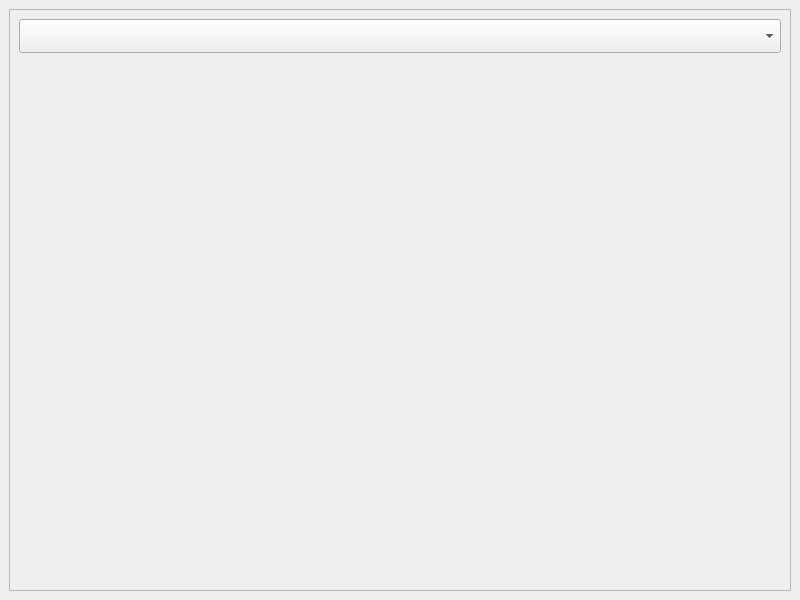
This is desktop/src/ui/theme_settings/window.ui in luanws/soundbot as Qt 5 draws it before an edit. The edited form follows.
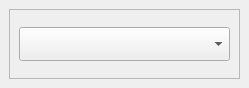
This is the edited form.

Commit message: theme settings window

Patch:
```diff
--- a/desktop/src/ui/theme_settings/window.ui
+++ b/desktop/src/ui/theme_settings/window.ui
@@ -6,8 +6,8 @@
    <rect>
     <x>0</x>
     <y>0</y>
-    <width>800</width>
-    <height>600</height>
+    <width>249</width>
+    <height>88</height>
    </rect>
   </property>
   <property name="windowTitle">
@@ -36,8 +36,8 @@
         <rect>
          <x>0</x>
          <y>0</y>
-         <width>780</width>
-         <height>580</height>
+         <width>229</width>
+         <height>68</height>
         </rect>
        </property>
        <property name="sizePolicy">
@@ -48,24 +48,14 @@
        </property>
        <layout class="QVBoxLayout" name="verticalLayout_2">
         <item>
-         <layout class="QGridLayout" name="gridLayout">
-          <item row="0" column="0">
+         <layout class="QVBoxLayout" name="verticalLayout_3">
+          <item>
            <widget class="QComboBox" name="themes_combo_box">
             <property name="styleSheet">
              <string notr="true">padding: 8px;</string>
             </property>
            </widget>
           </item>
-          <item row="1" column="0">
-           <widget class="QWidget" name="widget" native="true">
-            <property name="sizePolicy">
-             <sizepolicy hsizetype="Preferred" vsizetype="Expanding">
-              <horstretch>0</horstretch>
-              <verstretch>0</verstretch>
-             </sizepolicy>
-            </property>
-           </widget>
-          </item>
          </layout>
         </item>
        </layout>
```
The commit also changes 3 other files.
